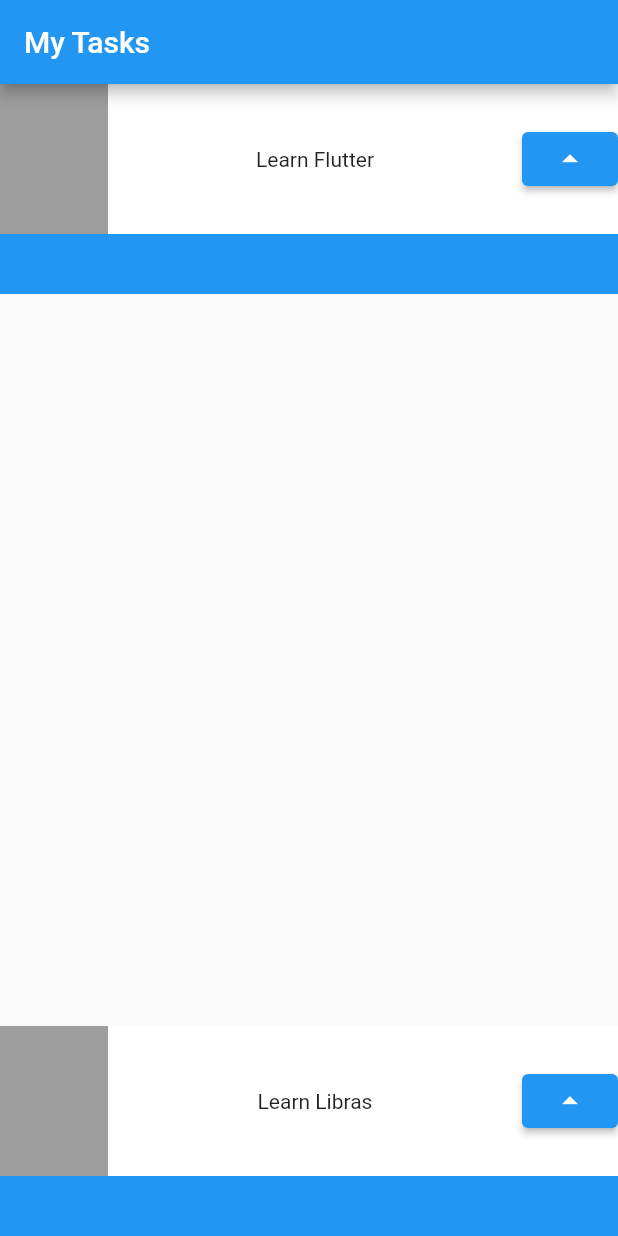
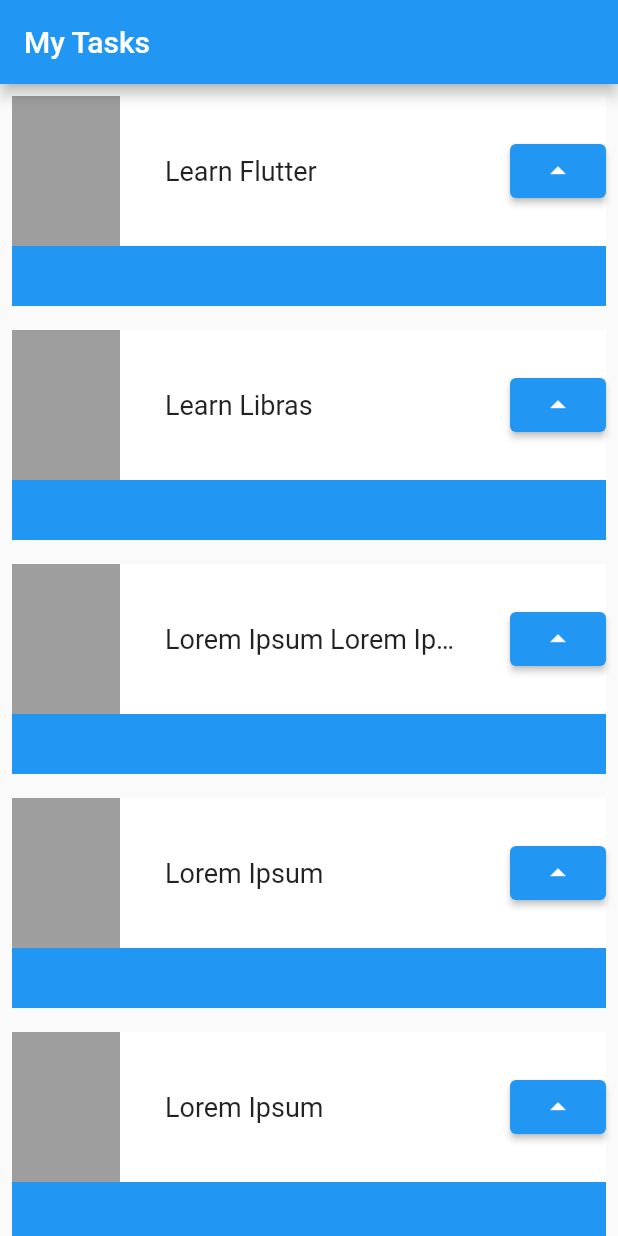
Before and after one commit to matheusvictor/my_app, a Flutter app: the screen it shows after launch, on a phone screen of 412 x 824 dp. Run offline on Flutter 3.47's test engine with Material 2 defaults, Android fonts, the phone set to English and light mode, and no system bars.

Commit message:
feat/wip: create tasks list

```diff
--- a/lib/main.dart
+++ b/lib/main.dart
@@ -16,11 +16,21 @@ class MyApp extends StatelessWidget {
         ),
         home: Scaffold(
             appBar: AppBar(title: Text('My Tasks')),
-            body: Column(
-              mainAxisAlignment: MainAxisAlignment.spaceBetween,
-              children: [
+            body: ListView(
+              children: const [
                 Task('Learn Flutter'),
                 Task('Learn Libras'),
+                Task('Lorem Ipsum Lorem Ipsum Lorem Ipsum Lorem Ipsum Lorem '
+                    'Ipsum Lorem Ipsum Lorem Ipsum Lorem Ipsum Lorem Ipsum Lorem'
+                    ' Ipsum Lorem Ipsum Lorem Ipsum'),
+                Task('Lorem Ipsum'),
+                Task('Lorem Ipsum'),
+                Task('Lorem Ipsum'),
+                Task('Lorem Ipsum'),
+                Task('Lorem Ipsum'),
+                Task('Lorem Ipsum'),
+                Task('Lorem Ipsum'),
+                Task('Lorem Ipsum'),
               ],
             )));
   }
@@ -33,7 +43,9 @@ class Task extends StatelessWidget {
 
   @override
   Widget build(BuildContext context) {
-    return Container(
+    return Padding(
+      padding: const EdgeInsets.all(8.0),
+      child: Container(
         child: Stack(
           children: [
             Container(
@@ -47,7 +59,14 @@ class Task extends StatelessWidget {
                 mainAxisAlignment: MainAxisAlignment.spaceBetween,
                 children: [
                   Container(color: Colors.grey, width: 72, height: 100),
-                Text(taskName),
+                  Container(
+                    width: 200,
+                    child: Text(
+                      taskName,
+                      style: const TextStyle(
+                          fontSize: 18, overflow: TextOverflow.ellipsis),
+                    ),
+                  ),
                   ElevatedButton(
                       onPressed: () {}, child: Icon(Icons.arrow_drop_up))
                 ],
@@ -55,6 +74,7 @@ class Task extends StatelessWidget {
             )
           ],
         ),
+      ),
     );
   }
 }
```
Lines whose indentation alone changed are shown as unchanged.
